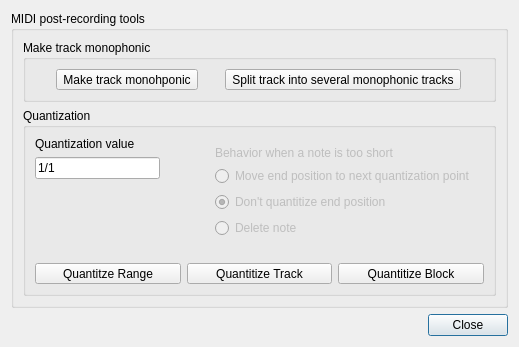
First picture: the form in Qt/qt4_tools.ui, repository kmatheussen/radium, before the edit.
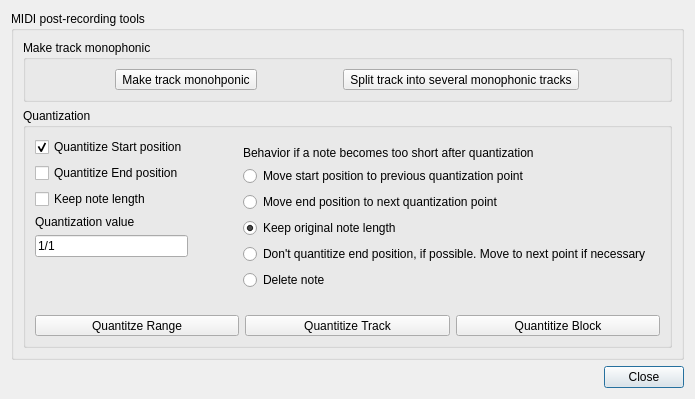
Second picture: the form after the edit. Custom widgets are drawn as their Qt base class.

Commit message: quantitize improvements (preliminary commit)

The edit to the form file:
```diff
--- a/Qt/qt4_tools.ui
+++ b/Qt/qt4_tools.ui
@@ -6,8 +6,8 @@
    <rect>
     <x>0</x>
     <y>0</y>
-    <width>519</width>
-    <height>331</height>
+    <width>641</width>
+    <height>357</height>
    </rect>
   </property>
   <property name="windowTitle">
@@ -65,6 +65,30 @@
              <property name="sizeConstraint">
               <enum>QLayout::SetDefaultConstraint</enum>
              </property>
+             <item>
+              <widget class="QCheckBox" name="checkBox">
+               <property name="text">
+                <string>Quantitize Start position</string>
+               </property>
+               <property name="checked">
+                <bool>true</bool>
+               </property>
+              </widget>
+             </item>
+             <item>
+              <widget class="QCheckBox" name="checkBox_2">
+               <property name="text">
+                <string>Quantitize End position</string>
+               </property>
+              </widget>
+             </item>
+             <item>
+              <widget class="QCheckBox" name="checkBox_3">
+               <property name="text">
+                <string>Keep note length</string>
+               </property>
+              </widget>
+             </item>
              <item>
               <widget class="QLabel" name="label_2">
                <property name="text">
@@ -110,7 +134,7 @@
            <item>
             <widget class="QFrame" name="">
              <property name="enabled">
-              <bool>false</bool>
+              <bool>true</bool>
              </property>
              <layout class="QVBoxLayout" name="verticalLayout_8">
               <property name="sizeConstraint">
@@ -119,37 +143,54 @@
               <item>
                <widget class="QLabel" name="label_4">
                 <property name="text">
-                 <string>Behavior when a note is too short</string>
+                 <string>Behavior if a note becomes too short after quantization</string>
+                </property>
+               </widget>
+              </item>
+              <item>
+               <widget class="QRadioButton" name="radioButton">
+                <property name="text">
+                 <string>Move start position to previous quantization point</string>
                 </property>
                </widget>
               </item>
               <item>
                <widget class="QRadioButton" name="radioButton_4">
                 <property name="enabled">
-                 <bool>false</bool>
+                 <bool>true</bool>
                 </property>
                 <property name="text">
                  <string>Move end position to next quantization point</string>
                 </property>
                </widget>
               </item>
+              <item>
+               <widget class="QRadioButton" name="radioButton_2">
+                <property name="text">
+                 <string>Keep original note length</string>
+                </property>
+                <property name="checked">
+                 <bool>true</bool>
+                </property>
+               </widget>
+              </item>
               <item>
                <widget class="QRadioButton" name="radioButton_5">
                 <property name="enabled">
-                 <bool>false</bool>
+                 <bool>true</bool>
                 </property>
                 <property name="text">
-                 <string>Don't quantitize end position</string>
+                 <string>Don't quantitize end position, if possible. Move to next point if necessary</string>
                 </property>
                 <property name="checked">
-                 <bool>true</bool>
+                 <bool>false</bool>
                 </property>
                </widget>
               </item>
               <item>
                <widget class="QRadioButton" name="radioButton_6">
                 <property name="enabled">
-                 <bool>false</bool>
+                 <bool>true</bool>
                 </property>
                 <property name="text">
                  <string>Delete note</string>
```
The commit also changes 2 other files.
